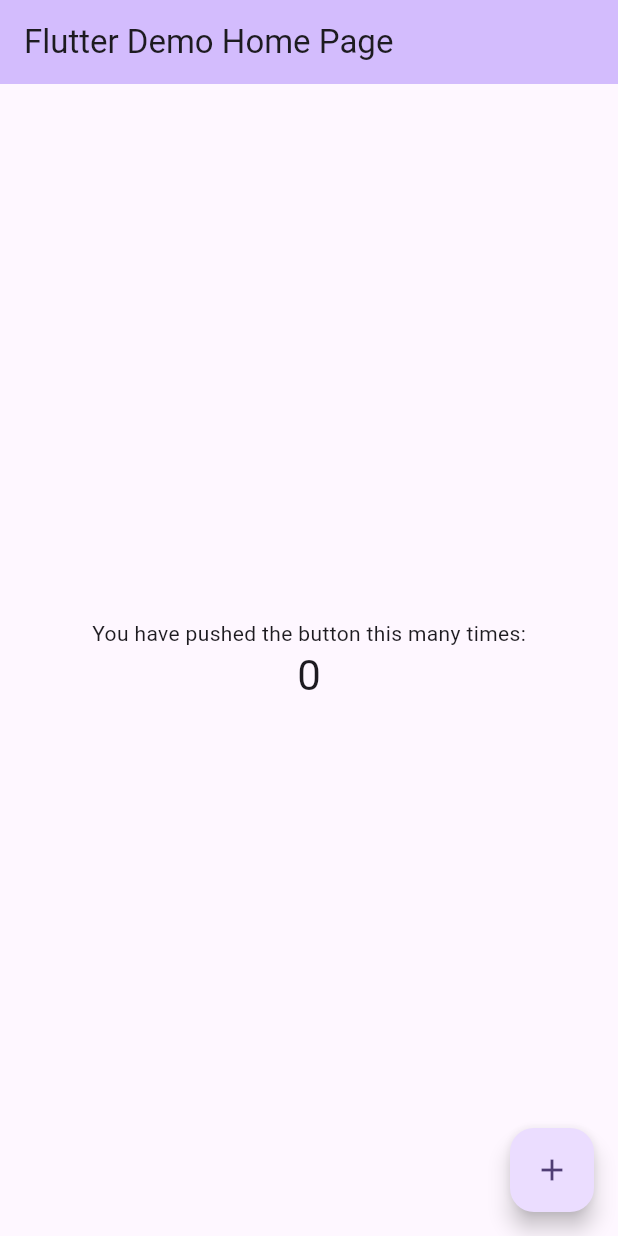
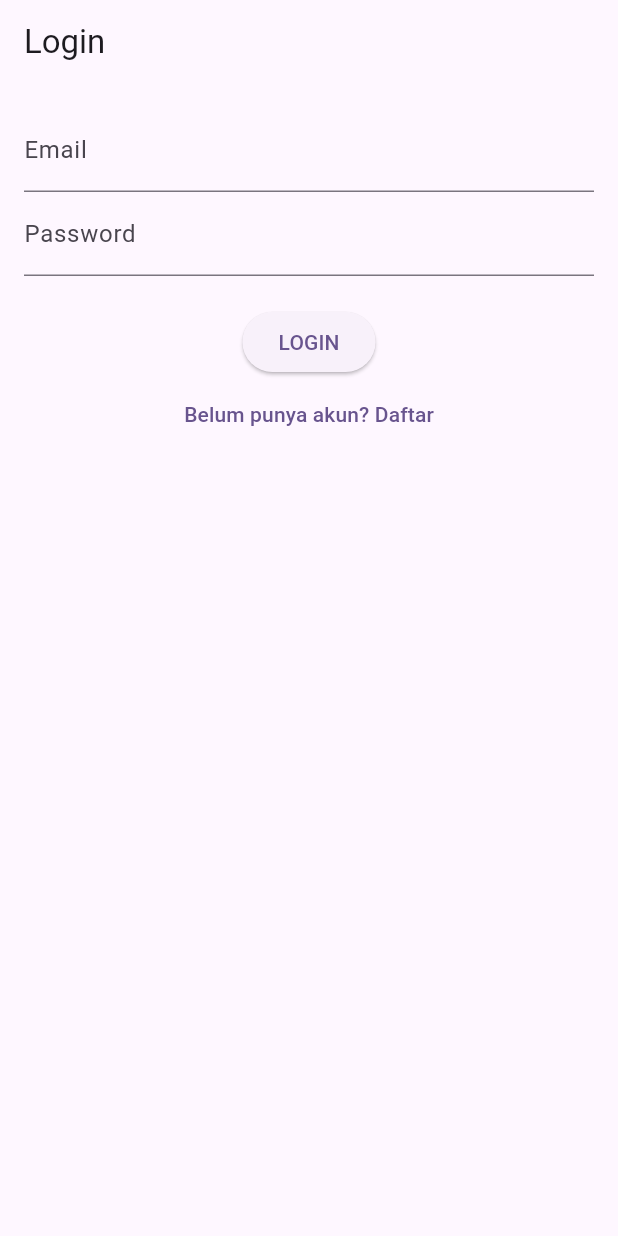
Before and after one commit to tarunaisra/e_kantin, a Flutter app: the screen it shows after launch, on a phone screen of 412 x 824 dp. Run offline on Flutter 3.47's test engine with Material 3 defaults, Android fonts, the phone set to English and light mode, and no system bars; our stand-ins replace cloud_firestore, firebase_auth, firebase_core; accounts and stored records are empty.

Commit message:
Add auth logic, navigation controller (Anggota 3)

```diff
--- /dev/null
+++ b/lib/controllers/auth_controller_bac.dart
@@ -0,0 +1,46 @@
+import 'package:firebase_auth/firebase_auth.dart';
+import 'package:flutter/material.dart';
+
+class AuthControllerBac {
+  final FirebaseAuth _auth = FirebaseAuth.instance;
+
+  // LOGIN
+  Future<void> loginBac({
+    required String email,
+    required String password,
+    required BuildContext context,
+  }) async {
+    try {
+      await _auth.signInWithEmailAndPassword(
+        email: email,
+        password: password,
+      );
+
+      Navigator.pushReplacementNamed(context, '/home');
+    } catch (e) {
+      ScaffoldMessenger.of(context).showSnackBar(
+        SnackBar(content: Text("Login gagal: $e")),
+      );
+    }
+  }
+
+  // REGISTER
+  Future<void> registerBac({
+    required String email,
+    required String password,
+    required BuildContext context,
+  }) async {
+    try {
+      await _auth.createUserWithEmailAndPassword(
+        email: email,
+        password: password,
+      );
+
+      Navigator.pushReplacementNamed(context, '/home');
+    } catch (e) {
+      ScaffoldMessenger.of(context).showSnackBar(
+        SnackBar(content: Text("Registrasi gagal: $e")),
+      );
+    }
+  }
+}
--- a/lib/main.dart
+++ b/lib/main.dart
@@ -1,122 +1,31 @@
 import 'package:flutter/material.dart';
+import 'routes/app_routes_bac.dart';
 
-void main() {
-  runApp(const MyApp());
+void main() async {
+  WidgetsFlutterBinding.ensureInitialized();
+  // await Firebase.initializeApp();
+
+  runApp(const MyAppBac());
 }
 
-class MyApp extends StatelessWidget {
-  const MyApp({super.key});
+class MyAppBac extends StatelessWidget {
+  const MyAppBac({super.key});
 
-  // This widget is the root of your application.
   @override
   Widget build(BuildContext context) {
     return MaterialApp(
-      title: 'Flutter Demo',
+      title: 'Smart E-Kantin',
+      debugShowCheckedModeBanner: false,
+
+      // Halaman awal (Login)
+      initialRoute: '/login',
+
+      // Routing yang didefinisikan di AppRoutesBac
+      routes: AppRoutesBac.routes,
+
       theme: ThemeData(
-        // This is the theme of your application.
-        //
-        // TRY THIS: Try running your application with "flutter run". You'll see
-        // the application has a purple toolbar. Then, without quitting the app,
-        // try changing the seedColor in the colorScheme below to Colors.green
-        // and then invoke "hot reload" (save your changes or press the "hot
-        // reload" button in a Flutter-supported IDE, or press "r" if you used
-        // the command line to start the app).
-        //
-        // Notice that the counter didn't reset back to zero; the application
-        // state is not lost during the reload. To reset the state, use hot
-        // restart instead.
-        //
-        // This works for code too, not just values: Most code changes can be
-        // tested with just a hot reload.
         colorScheme: ColorScheme.fromSeed(seedColor: Colors.deepPurple),
       ),
-      home: const MyHomePage(title: 'Flutter Demo Home Page'),
     );
   }
 }
-
-class MyHomePage extends StatefulWidget {
-  const MyHomePage({super.key, required this.title});
-
-  // This widget is the home page of your application. It is stateful, meaning
-  // that it has a State object (defined below) that contains fields that affect
-  // how it looks.
-
-  // This class is the configuration for the state. It holds the values (in this
-  // case the title) provided by the parent (in this case the App widget) and
-  // used by the build method of the State. Fields in a Widget subclass are
-  // always marked "final".
-
-  final String title;
-
-  @override
-  State<MyHomePage> createState() => _MyHomePageState();
-}
-
-class _MyHomePageState extends State<MyHomePage> {
-  int _counter = 0;
-
-  void _incrementCounter() {
-    setState(() {
-      // This call to setState tells the Flutter framework that something has
-      // changed in this State, which causes it to rerun the build method below
-      // so that the display can reflect the updated values. If we changed
-      // _counter without calling setState(), then the build method would not be
-      // called again, and so nothing would appear to happen.
-      _counter++;
-    });
-  }
-
-  @override
-  Widget build(BuildContext context) {
-    // This method is rerun every time setState is called, for instance as done
-    // by the _incrementCounter method above.
-    //
-    // The Flutter framework has been optimized to make rerunning build methods
-    // fast, so that you can just rebuild anything that needs updating rather
-    // than having to individually change instances of widgets.
-    return Scaffold(
-      appBar: AppBar(
-        // TRY THIS: Try changing the color here to a specific color (to
-        // Colors.amber, perhaps?) and trigger a hot reload to see the AppBar
-        // change color while the other colors stay the same.
-        backgroundColor: Theme.of(context).colorScheme.inversePrimary,
-        // Here we take the value from the MyHomePage object that was created by
-        // the App.build method, and use it to set our appbar title.
-        title: Text(widget.title),
-      ),
-      body: Center(
-        // Center is a layout widget. It takes a single child and positions it
-        // in the middle of the parent.
-        child: Column(
-          // Column is also a layout widget. It takes a list of children and
-          // arranges them vertically. By default, it sizes itself to fit its
-          // children horizontally, and tries to be as tall as its parent.
-          //
-          // Column has various properties to control how it sizes itself and
-          // how it positions its children. Here we use mainAxisAlignment to
-          // center the children vertically; the main axis here is the vertical
-          // axis because Columns are vertical (the cross axis would be
-          // horizontal).
-          //
-          // TRY THIS: Invoke "debug painting" (choose the "Toggle Debug Paint"
-          // action in the IDE, or press "p" in the console), to see the
-          // wireframe for each widget.
-          mainAxisAlignment: MainAxisAlignment.center,
-          children: <Widget>[
-            const Text('You have pushed the button this many times:'),
-            Text(
-              '$_counter',
-              style: Theme.of(context).textTheme.headlineMedium,
-            ),
-          ],
-        ),
-      ),
-      floatingActionButton: FloatingActionButton(
-        onPressed: _incrementCounter,
-        tooltip: 'Increment',
-        child: const Icon(Icons.add),
-      ), // This trailing comma makes auto-formatting nicer for build methods.
-    );
-  }
-}
--- /dev/null
+++ b/lib/routes/app_routes_bac.dart
@@ -0,0 +1,12 @@
+import 'package:flutter/material.dart';
+import '../screens/login_screen_bac.dart';
+import '../screens/register_screen_bac.dart';
+import '../screens/home_screen_bac.dart';
+
+class AppRoutesBac {
+  static Map<String, WidgetBuilder> routes = {
+    '/login': (context) => LoginScreenBac(),
+    '/register': (context) => RegisterScreenBac(),
+    '/home': (context) => HomeScreenBac(),
+  };
+}
--- /dev/null
+++ b/lib/screens/login_screen_bac.dart
@@ -0,0 +1,72 @@
+import 'package:flutter/material.dart';
+import '../controllers/auth_controller_bac.dart';
+
+class LoginScreenBac extends StatefulWidget {
+  @override
+  _LoginScreenBacState createState() => _LoginScreenBacState();
+}
+
+class _LoginScreenBacState extends State<LoginScreenBac> {
+  final _formKey = GlobalKey<FormState>();
+  final emailC = TextEditingController();
+  final passC = TextEditingController();
+  final authC = AuthControllerBac();
+
+  @override
+  Widget build(BuildContext context) {
+    return Scaffold(
+      appBar: AppBar(title: Text("Login")),
+      body: Padding(
+        padding: EdgeInsets.all(16),
+        child: Form(
+          key: _formKey,
+          child: Column(
+            children: [
+              // email
+              TextFormField(
+                controller: emailC,
+                decoration: InputDecoration(labelText: "Email"),
+                validator: (v) {
+                  if (v == null || v.isEmpty) return "Email wajib diisi";
+                  if (!v.contains("@")) return "Email tidak valid";
+                  return null;
+                },
+              ),
+
+              // password
+              TextFormField(
+                controller: passC,
+                obscureText: true,
+                decoration: InputDecoration(labelText: "Password"),
+                validator: (v) =>
+                    v != null && v.length >= 6 ? null : "Minimal 6 karakter",
+              ),
+
+              SizedBox(height: 20),
+
+              ElevatedButton(
+                child: Text("LOGIN"),
+                onPressed: () {
+                  if (_formKey.currentState!.validate()) {
+                    authC.loginBac(
+                      email: emailC.text,
+                      password: passC.text,
+                      context: context,
+                    );
+                  }
+                },
+              ),
+
+              TextButton(
+                onPressed: () {
+                  Navigator.pushReplacementNamed(context, '/register');
+                },
+                child: Text("Belum punya akun? Daftar"),
+              ),
+            ],
+          ),
+        ),
+      ),
+    );
+  }
+}
--- a/lib/widgets/empty_state.dart
+++ b/lib/widgets/empty_state.dart
@@ -2,7 +2,7 @@ import 'package:flutter/material.dart';
 
 class EmptyStateRapli extends StatelessWidget {
   final String message;
-  const EmptyStateRapli({required this.message});
+  const EmptyStateRapli({super.key, required this.message});
 
   @override
   Widget build(BuildContext context) {
--- a/lib/widgets/loading_indicator.dart
+++ b/lib/widgets/loading_indicator.dart
@@ -1,6 +1,8 @@
 import 'package:flutter/material.dart';
 
 class LoadingIndicatorRapli extends StatelessWidget {
+  const LoadingIndicatorRapli({super.key});
+
   @override
   Widget build(BuildContext context) {
     return const Center(
```
Also changed, not shown: lib/screens/home_screen_bac.dart (added, +11 -0 lines), lib/screens/register_screen_bac.dart (added, +70 -0 lines).
